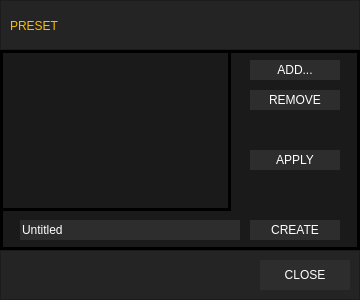
First picture: the form in ui/preset.ui, repository wowvv0w/djmax-random-selector, before the edit.
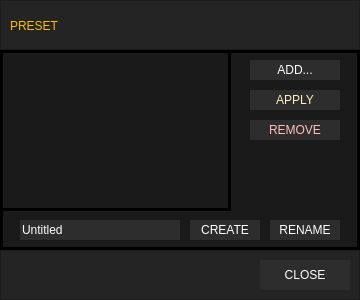
Second picture: the form after the edit. Icons and pictures are not drawn.

Commit message: preset building (3)

```diff
--- a/ui/preset.ui
+++ b/ui/preset.ui
@@ -133,9 +133,9 @@
    <widget class="QPushButton" name="preset_create">
     <property name="geometry">
      <rect>
-      <x>250</x>
+      <x>190</x>
       <y>170</y>
-      <width>90</width>
+      <width>70</width>
       <height>20</height>
      </rect>
     </property>
@@ -181,11 +181,14 @@
     <property name="geometry">
      <rect>
       <x>250</x>
-      <y>40</y>
+      <y>70</y>
       <width>90</width>
       <height>20</height>
      </rect>
     </property>
+    <property name="styleSheet">
+     <string notr="true">color: rgb(255, 191, 191)</string>
+    </property>
     <property name="text">
      <string>REMOVE</string>
     </property>
@@ -195,7 +198,7 @@
      <rect>
       <x>20</x>
       <y>170</y>
-      <width>220</width>
+      <width>160</width>
       <height>20</height>
      </rect>
     </property>
@@ -214,19 +217,31 @@
     <property name="geometry">
      <rect>
       <x>250</x>
-      <y>100</y>
+      <y>40</y>
       <width>90</width>
       <height>20</height>
      </rect>
     </property>
     <property name="styleSheet">
-     <string notr="true">background:#2d2d2d;
-border:none;</string>
+     <string notr="true">color: rgb(255, 238, 191)</string>
     </property>
     <property name="text">
      <string>APPLY</string>
     </property>
    </widget>
+   <widget class="QPushButton" name="preset_rename">
+    <property name="geometry">
+     <rect>
+      <x>270</x>
+      <y>170</y>
+      <width>70</width>
+      <height>20</height>
+     </rect>
+    </property>
+    <property name="text">
+     <string>RENAME</string>
+    </property>
+   </widget>
   </widget>
   <widget class="QFrame" name="frame_2">
    <property name="geometry">
```
The commit also changes 4 other files.
